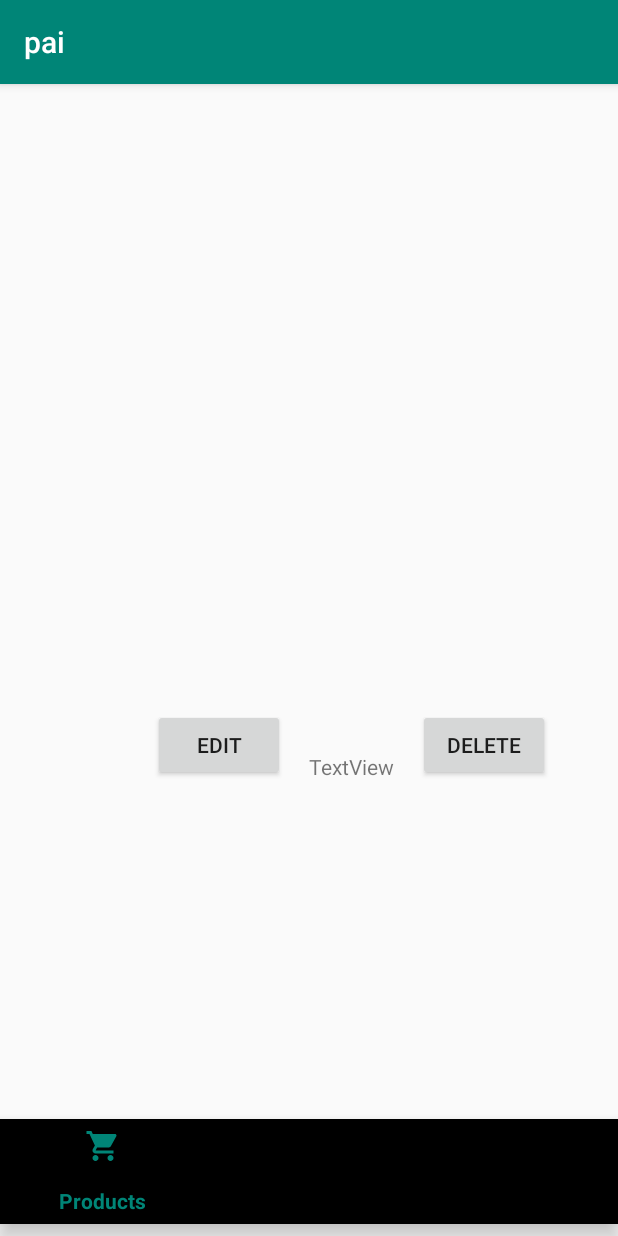
After one commit to LukaszRogozinski/PAI_android, an Android app: the ProductDetailFragment screen opened through its navigation route, on a phone screen of 412 x 824 dp. The commit adds this screen. Run offline under Robolectric (Android 15) with nearby library versions, the phone set to English and light mode, and no system bars; our stand-ins replace data binding, navigation-ui; libraries missing offline, so code that uses them is left out: com.facebook.stetho.

Commit message:
very ugly (but working) detail product view

```diff
--- a/app/src/main/java/com/example/pai/App.kt
+++ b/app/src/main/java/com/example/pai/App.kt
@@ -3,6 +3,7 @@ package com.example.pai
 import android.app.Application
 import com.example.pai.features.products.ProductsViewModel
 import com.example.pai.features.login.LoginViewModel
+import com.example.pai.features.products.detail.ProductDetailViewModel
 import com.facebook.stetho.Stetho
 import org.koin.android.ext.koin.androidContext
 import org.koin.androidx.viewmodel.dsl.viewModel
@@ -23,4 +24,5 @@ class App : Application() {
 val appModule = module {
 
     viewModel { LoginViewModel() }
+    //viewModel { ProductDetailViewModel() }
 }
--- a/app/src/main/java/com/example/pai/domain/Models.kt
+++ b/app/src/main/java/com/example/pai/domain/Models.kt
@@ -1,5 +1,9 @@
 package com.example.pai.domain
 
+import android.os.Parcelable
+import kotlinx.android.parcel.Parcelize
+
+@Parcelize
 data class Product(
     val id: Int,
     val version: Int,
@@ -10,8 +14,9 @@ data class Product(
     val createDate: String,
     val deleted: Boolean,
     val warehouse: Warehouse
-)
+) : Parcelable
 
+@Parcelize
 data class ProductType(
     val id: Int,
     val version: Int,
@@ -19,11 +24,12 @@ data class ProductType(
     val manufacture: String,
     val cost: Int,
     val deleted: Boolean
-)
+) : Parcelable
 
+@Parcelize
 data class Warehouse(
     val id: Int,
     val version: Int,
     val name: String,
     val deleted: Boolean
-)
+) : Parcelable
--- a/app/src/main/java/com/example/pai/features/login/LoginFragment.kt
+++ b/app/src/main/java/com/example/pai/features/login/LoginFragment.kt
@@ -36,7 +36,7 @@ class LoginFragment : Fragment() {
 
         binding.vm = viewModel
 
-        binding.lifecycleOwner = this
+     //   binding.lifecycleOwner = this
 
         binding.loginButton.setOnClickListener {
             findNavController().navigate(LoginFragmentDirections.actionLoginFragmentToProductsFragment())
--- a/app/src/main/java/com/example/pai/features/products/ProductsFragment.kt
+++ b/app/src/main/java/com/example/pai/features/products/ProductsFragment.kt
@@ -8,15 +8,18 @@ import android.view.View
 import android.view.ViewGroup
 import androidx.databinding.DataBindingUtil
 import androidx.lifecycle.ViewModelProviders
+import androidx.navigation.fragment.findNavController
 
 import com.example.pai.R
 import com.example.pai.databinding.ProductsFragmentBinding
+import com.example.pai.domain.Product
+import com.example.pai.features.products.detail.ProductDetailFragmentArgs
 import org.koin.androidx.viewmodel.ext.android.viewModel
 
 /**
  * A simple [Fragment] subclass.
  */
-class ProductsFragment : Fragment() {
+class ProductsFragment : Fragment(), ProductsView {
 
     private val viewModel: ProductsViewModel by lazy {
         val activity = requireNotNull(this.activity) {
@@ -45,5 +48,28 @@ class ProductsFragment : Fragment() {
         return binding.root
     }
 
+    override fun onStart() {
+        super.onStart()
+        viewModel.view = this
+    }
 
+    override fun onStop() {
+        super.onStop()
+        viewModel.view = null
+    }
+
+    override fun navigateToProductDetails(product: Product) {
+        val bundle = ProductDetailFragmentArgs.Builder()
+            .setProduct(product)
+            .build().toBundle()
+        findNavController().navigate(R.id.productDetailFragment, bundle)
+    }
 }
+
+interface ProductsView {
+    fun navigateToProductDetails(product: Product)
+}
+
+interface OnProductClickedListener {
+    fun onProductClicked(product: Product)
+}
--- a/app/src/main/java/com/example/pai/features/products/ProductsViewModel.kt
+++ b/app/src/main/java/com/example/pai/features/products/ProductsViewModel.kt
@@ -21,10 +21,17 @@ class ProductsViewModel(application: Application) : AndroidViewModel(application
 
     private val productsRepository = ProductsRepository(getDatabase(application))
 
+    var view: ProductsView? = null
+
     val products: LiveData<List<Product>> = productsRepository.products
 
     val itemBinding: OnItemBind<Product> = OnItemBind { itemBinding, _, item ->
         itemBinding.set(BR.item, R.layout.product_item)
+        itemBinding.bindExtra(BR.listener, object: OnProductClickedListener {
+            override fun onProductClicked(product: Product) {
+                view?.navigateToProductDetails(product)
+            }
+        })
     }
 
     val diff = object : DiffUtil.ItemCallback<Product>() {
--- /dev/null
+++ b/app/src/main/java/com/example/pai/features/products/detail/ProductDetailFragment.kt
@@ -0,0 +1,42 @@
+package com.example.pai.features.products.detail
+
+
+import android.os.Bundle
+import androidx.fragment.app.Fragment
+import android.view.LayoutInflater
+import android.view.View
+import android.view.ViewGroup
+import androidx.databinding.DataBindingUtil
+import androidx.lifecycle.ViewModelProviders
+import androidx.navigation.fragment.navArgs
+
+import com.example.pai.R
+import com.example.pai.databinding.ProductDetailFragmentBinding
+import org.koin.androidx.viewmodel.ext.android.viewModel
+
+/**
+ * A simple [Fragment] subclass.
+ */
+class ProductDetailFragment : Fragment() {
+
+    private lateinit var binding: ProductDetailFragmentBinding
+
+    override fun onCreateView(
+        inflater: LayoutInflater, container: ViewGroup?,
+        savedInstanceState: Bundle?
+    ): View? {
+
+        binding = DataBindingUtil.inflate(
+            inflater,
+            R.layout.product_detail_fragment,
+            container,
+            false
+        )
+
+        val product = ProductDetailFragmentArgs.fromBundle(arguments!!).product
+        val viewModelFactory = ProductDetailViewModel.Factory(product)
+        binding.vm = ViewModelProviders.of(this, viewModelFactory).get(ProductDetailViewModel::class.java)
+        // Inflate the layout for this fragment
+        return binding.root
+    }
+}
--- /dev/null
+++ b/app/src/main/java/com/example/pai/features/products/detail/ProductDetailViewModel.kt
@@ -0,0 +1,20 @@
+package com.example.pai.features.products.detail
+
+import android.app.Application
+import androidx.lifecycle.ViewModel
+import androidx.lifecycle.ViewModelProvider
+import com.example.pai.domain.Product
+
+class ProductDetailViewModel(val product: Product?) : ViewModel() {
+
+
+
+    class Factory(val product: Product?) : ViewModelProvider.Factory {
+        override fun <T : ViewModel?> create(modelClass: Class<T>): T {
+            if (modelClass.isAssignableFrom(ProductDetailViewModel::class.java)) {
+                return ProductDetailViewModel(product) as T
+            }
+            throw IllegalArgumentException("Unable to construct viewmodel")
+        }
+    }
+}
--- /dev/null
+++ b/app/src/main/res/layout/product_detail_fragment.xml
@@ -0,0 +1,64 @@
+<?xml version="1.0" encoding="utf-8"?>
+<layout xmlns:android="http://schemas.android.com/apk/res/android"
+    xmlns:app="http://schemas.android.com/apk/res-auto"
+    xmlns:tools="http://schemas.android.com/tools">
+
+    <data>
+        <variable
+            name="vm"
+            type="com.example.pai.features.products.detail.ProductDetailViewModel" />
+    </data>
+
+    <androidx.constraintlayout.widget.ConstraintLayout
+        android:layout_width="match_parent"
+        android:layout_height="match_parent"
+        tools:context=".features.products.detail.ProductDetailFragment">
+
+
+        <TextView
+            android:id="@+id/product_type_text"
+            android:layout_width="wrap_content"
+            android:layout_height="wrap_content"
+            android:text="@{vm.product.serialNumber}"
+            app:layout_constraintBottom_toBottomOf="parent"
+            app:layout_constraintEnd_toEndOf="parent"
+            app:layout_constraintStart_toStartOf="parent"
+            app:layout_constraintTop_toTopOf="parent" />
+
+        <TextView
+            android:id="@+id/textView4"
+            android:layout_width="wrap_content"
+            android:layout_height="wrap_content"
+            android:layout_marginTop="16dp"
+            android:text="@{vm.product.warehouse.name}"
+            app:layout_constraintStart_toStartOf="@+id/product_type_text"
+            app:layout_constraintTop_toBottomOf="@+id/product_type_text" />
+
+        <TextView
+            android:id="@+id/textView5"
+            android:layout_width="wrap_content"
+            android:layout_height="wrap_content"
+            android:layout_marginTop="16dp"
+            android:text="TextView"
+            app:layout_constraintStart_toStartOf="@+id/textView4"
+            app:layout_constraintTop_toBottomOf="@+id/textView4" />
+
+        <Button
+            android:id="@+id/edit"
+            android:layout_width="wrap_content"
+            android:layout_height="wrap_content"
+            android:layout_marginEnd="16dp"
+            android:text="edit"
+            app:layout_constraintBottom_toBottomOf="@+id/textView5"
+            app:layout_constraintEnd_toStartOf="@+id/textView5" />
+
+        <Button
+            android:id="@+id/delete"
+            android:layout_width="wrap_content"
+            android:layout_height="wrap_content"
+            android:layout_marginStart="16dp"
+            android:text="delete"
+            app:layout_constraintBottom_toBottomOf="@+id/textView5"
+            app:layout_constraintStart_toEndOf="@+id/textView5" />
+    </androidx.constraintlayout.widget.ConstraintLayout>
+</layout>
--- a/app/src/main/res/layout/product_item.xml
+++ b/app/src/main/res/layout/product_item.xml
@@ -8,6 +8,10 @@
         <variable
             name="item"
             type="com.example.pai.domain.Product" />
+
+        <variable
+            name="listener"
+            type="com.example.pai.features.products.OnProductClickedListener" />
     </data>
 
     <androidx.constraintlayout.widget.ConstraintLayout
@@ -20,6 +24,7 @@
             android:layout_marginStart="8dp"
             android:layout_marginTop="8dp"
             android:layout_marginEnd="8dp"
+            android:onClick="@{() -> listener.onProductClicked(item)}"
             app:cardCornerRadius="2dp"
             app:cardElevation="4dp"
             app:cardUseCompatPadding="true"
--- a/app/src/main/res/navigation/main_navigation.xml
+++ b/app/src/main/res/navigation/main_navigation.xml
@@ -9,7 +9,7 @@
         android:id="@+id/loginFragment"
         android:name="com.example.pai.features.login.LoginFragment"
         android:label="login_fragment"
-        tools:layout="@layout/login_fragment" >
+        tools:layout="@layout/login_fragment">
         <action
             android:id="@+id/action_loginFragment_to_productsFragment"
             app:destination="@id/productsFragment"
@@ -31,4 +31,15 @@
         android:name="com.example.pai.features.warehouses.WarehousesFragment"
         android:label="warehouses_fragment"
         tools:layout="@layout/warehouses_fragment" />
+    <fragment
+        android:id="@+id/productDetailFragment"
+        android:name="com.example.pai.features.products.detail.ProductDetailFragment"
+        android:label="ProductDetailFragment">
+
+        <argument
+            android:name="product"
+            android:defaultValue="@null"
+            app:argType="com.example.pai.domain.Product"
+            app:nullable="true" />
+    </fragment>
 </navigation>
```
